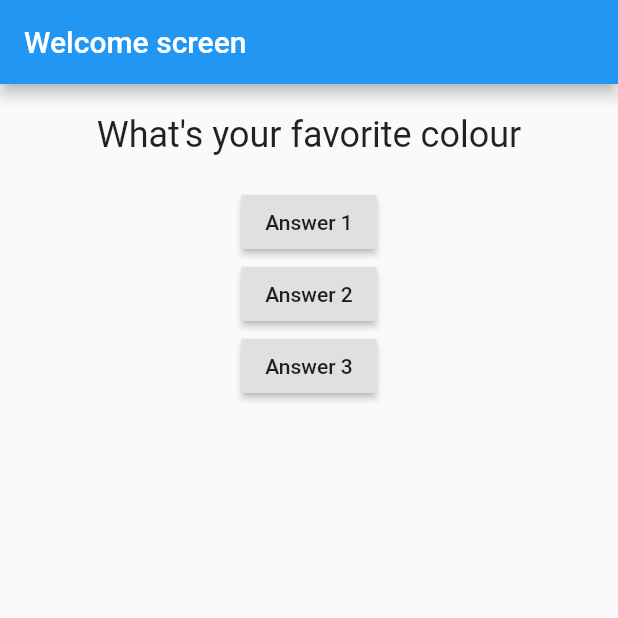
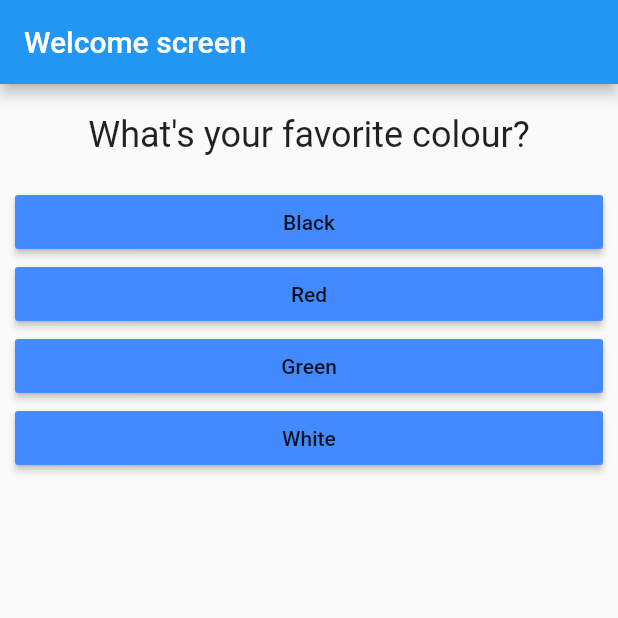
Before and after one commit to charith08/personality_test, a Flutter app: the screen it shows after launch, on a phone screen of 412 x 824 dp, the top half of it. Run offline on Flutter 3.47's test engine with Material 2 defaults, Android fonts, the light colour scheme and no system bars.

Commit message:
✨ Answer widget & dynamic content (#2)
* feat: answer widget and styling

* chore: Introducing maps & mapping lists to widgets

* chore: Outputting widgets conditionally

```diff
--- /dev/null
+++ b/lib/answer.dart
@@ -0,0 +1,21 @@
+import 'package:flutter/material.dart';
+
+class Answer extends StatelessWidget {
+  final Function selectHandler;
+  final String answerText;
+
+  Answer(this.selectHandler, this.answerText);
+
+  @override
+  Widget build(BuildContext context) {
+    return Container(
+      width: double.infinity,
+      margin: EdgeInsets.symmetric(horizontal: 10),
+      child: RaisedButton(
+        color: Colors.blueAccent,
+        child: Text(answerText),
+        onPressed: selectHandler,
+      ),
+    );
+  }
+}
--- a/lib/main.dart
+++ b/lib/main.dart
@@ -1,13 +1,13 @@
 import 'package:flutter/material.dart';
 
 import './question.dart';
+import './answer.dart';
 
 void main() {
   runApp(MyApp());
 }
 
 class MyApp extends StatefulWidget {
-
   @override
   State<StatefulWidget> createState() {
     // TODO: implement createState
@@ -17,45 +17,56 @@ class MyApp extends StatefulWidget {
 
 class _MyAppState extends State<MyApp> {
   var _questionIndex = 0;
+
+  // const is compile-time constant
+  // final is run-time constant, cannot change after run-time
+  final questions = const [
+    {
+      'questionText': 'What\'s your favorite colour?',
+      'answers': ['Black', 'Red', 'Green', 'White'],
+    },
+    {
+      'questionText': 'What\'s your favorite animal?',
+      'answers': ['Rabbit', 'Snake', 'Elephant', 'Lion'],
+    },
+    {
+      'questionText': 'What\'s your favorite code editor?',
+      'answers': ['Atom', 'Sublime', 'VSC', 'Notepad++'],
+    },
+  ];
+
   void _answerQuestion() {
-
     setState(() {
       _questionIndex = _questionIndex + 1;
     });
 
     print(_questionIndex);
+
+    if (_questionIndex < questions.length) {
+      print('We have more questions');
+    }
   }
 
   @override
   Widget build(BuildContext context) {
-
-    var questions = [
-      'What\'s your favorite colour',
-      'What\'s your favorite animal'
-    ];
-
     return MaterialApp(
       home: Scaffold(
         appBar: AppBar(
           title: Text('Welcome screen'),
         ),
-        body: Column(
-          children: [
-            Question(questions[_questionIndex]),
-            RaisedButton(
-              child: Text('Answer 1'),
-              onPressed: _answerQuestion,
-            ),
-            RaisedButton(
-              child: Text('Answer 2'),
-              onPressed: _answerQuestion,
-            ),
-            RaisedButton(
-              child: Text('Answer 3'),
-              onPressed: _answerQuestion,
-            ),
-          ],
-        ),
+        body: _questionIndex < questions.length
+            ? Column(
+                children: [
+                  Question(questions[_questionIndex]['questionText']),
+                  ...(questions[_questionIndex]['answers'] as List<String>)
+                      .map((answer) {
+                    return Answer(_answerQuestion, answer);
+                  }).toList()
+                ],
+              )
+            : Center(
+                child: Text('You did it!'),
+              ),
       ),
     );
   }
```
